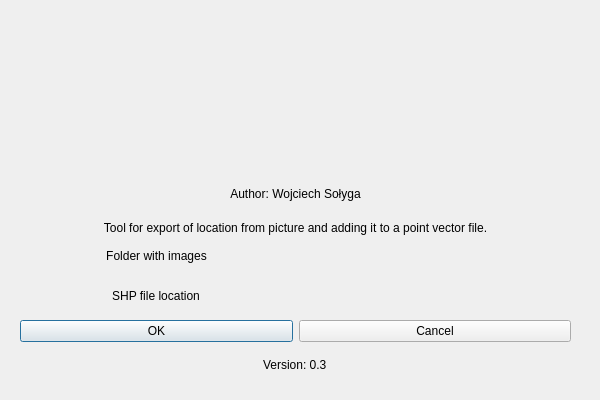
wojtek19022/Photos_linker, file photo_link_dialog_base.ui: the form before one commit.
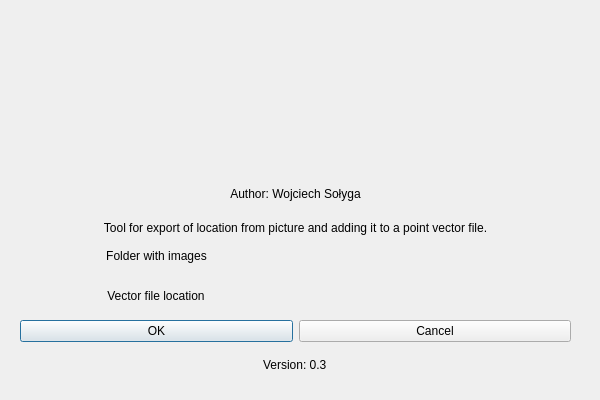
The form after the commit. Icons and pictures are not drawn. Custom widgets are drawn as their Qt base class.

Commit message: Zmiana w pliku UI

```diff
--- a/photo_link_dialog_base.ui
+++ b/photo_link_dialog_base.ui
@@ -176,7 +176,7 @@
       <item alignment="Qt::AlignHCenter|Qt::AlignVCenter">
        <widget class="QLabel" name="label_3">
         <property name="text">
-         <string>SHP file location</string>
+         <string>Vector file location</string>
         </property>
         <property name="alignment">
          <set>Qt::AlignCenter</set>
```
